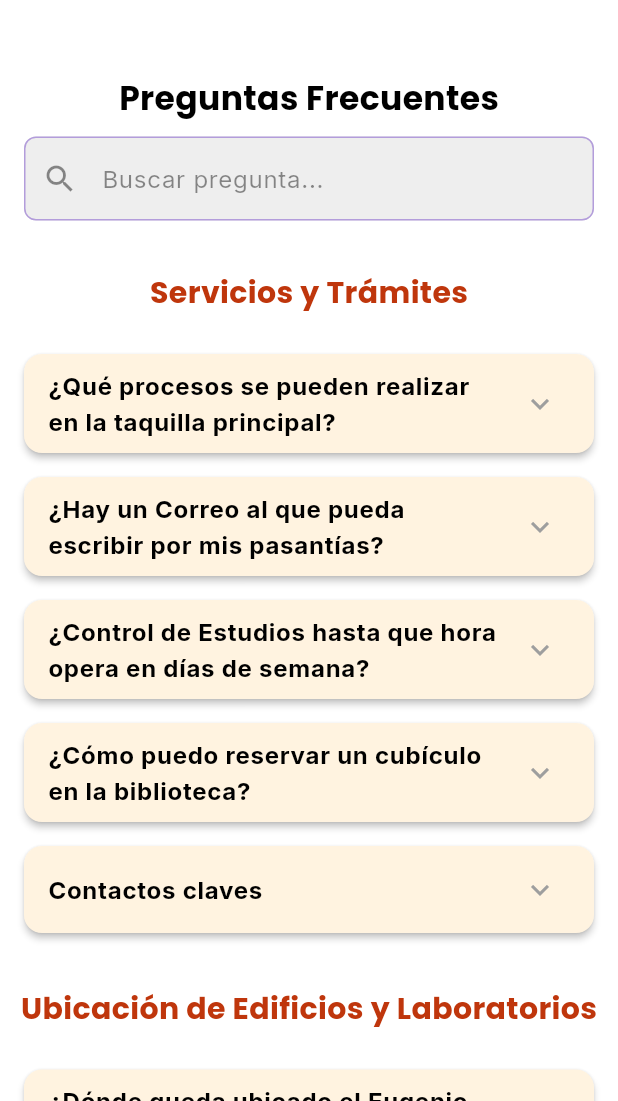
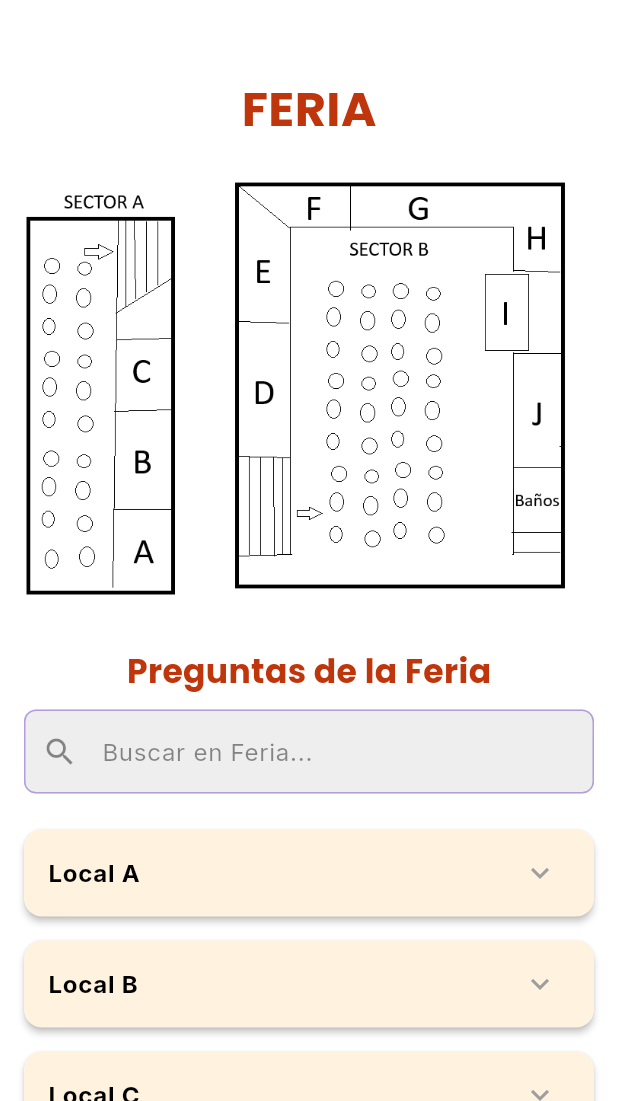
Before and after one commit to nicoplanas/umtrack_proyecto, a Flutter app: the InformationPage screen opened by its route, on a phone screen of 412 x 824 dp, the part 135-1236 px from its top. Run offline on Flutter 3.47's test engine with Material 3 defaults, Android fonts, the phone set to English and light mode, and no system bars; our stand-ins replace cloud_firestore, firebase_auth, firebase_core, google_fonts, google_sign_in, image_picker; accounts and stored records are empty.

Commit message:
se anade feria
se anade feria con todos sus locales, un mapa, una explicacion de cada una y un buscador

```diff
--- a/lib/features/Information/views/information_page.dart
+++ b/lib/features/Information/views/information_page.dart
@@ -1,9 +1,10 @@
 import 'package:flutter/material.dart';
 import 'package:google_fonts/google_fonts.dart';
+
 import '../../../core/widgets/footer.dart';
+import '../../../core/widgets/navbar.dart';
 import '../models/faq_item.dart';
 import '../widgets/faq_card.dart';
-import '../../../core/widgets/navbar.dart';
 
 class InformationPage extends StatefulWidget {
   const InformationPage({super.key});
@@ -13,10 +14,64 @@ class InformationPage extends StatefulWidget {
 }
 
 class _InformationPageState extends State<InformationPage> {
+  // Controladores de búsqueda
   final TextEditingController _searchController = TextEditingController();
-  late Map<String, List<FAQItem>> _categorizedFaqItems;
-  late Map<String, List<FAQItem>> _filteredCategorizedFaqItems;
+  final TextEditingController _searchFeriaController = TextEditingController();
 
+  // Datos de FAQs de la Feria
+  final List<FAQItem> _feriaFaqItems = [
+    FAQItem(
+      question: 'Local A',
+      answer: 'Nombre:Empanaditas, Horario: 7am a 5pm, Tipo de comida: empanadas y desayunos, Precios(dolares):empanadas 1,5/cafe 1/cachitos 2/jugos 2,5 ',
+    ),
+    FAQItem(
+      question: 'Local B',
+      answer: 'Nombre:PinchoPan ,Horario:10am a 6pm , Tipo de comida: Shawarmas y hamburguesas , Precios(dolares):Shawarmas 6/Hamburguesas 6/ Combo Shawarmma 11/ Combo Hamburguesas 11,5',
+    ),
+    FAQItem(
+      question: 'Local C',
+      answer: 'Nombre:Chip a Cookie ,Horario: 9:30am a 6pm , Tipo de comida: galletas , Precios(dolares): 3_galletas 4,5/6_galletas 7/12_galletas 12',
+    ),
+    FAQItem(
+      question: 'Local D',
+      answer: 'Nombre:PizzasUnimet ,Horario:11am a 7pm , Tipo de comida: Pizzas , Precios(dolares):Un Slice 3,5/Dos Slice 6,5/Pizza completa 16',
+    ),
+    FAQItem(
+      question: 'Local E',
+      answer: 'Nombre:UnimetTotal ,Horario:8am a 7:30pm , Tipo de comida: desayunos y almuerzos , Precios(dolares):empanadas 1,5/Hamburguesas 5,5/tequeños 4',
+    ),
+    FAQItem(
+      question: 'Local F',
+      answer: 'Nombre:PanUnimet ,Horario:8am a 5pm , Tipo de comida: Pasteleria , Precios(dolares):Cachitos 3,5/Panes 5/MiniLunch 5',
+    ),
+    FAQItem(
+      question: 'Local G',
+      answer: 'Nombre:Bowl ,Horario:10am a 7pm , Tipo de comida: Bowls de sushi/pollo/carne , Precios(dolares):Bowl pollo 7,5/Bowl carne 7,5/Bowl sushi(pescado) 8,5',
+    ),
+    FAQItem(
+      question: 'Local H',
+      answer: 'Nombre:EmpanadasUnimet ,Horario:7am a 4pm , Tipo de comida: empanadas , Precios(dolares):Empanada de queso 1,5/Empanada de carne 2,5/Empanada de pollo 2,5',
+    ),
+    FAQItem(
+      question: 'Local I',
+      answer: 'Nombre:Dey Donuts ,Horario: 10am a 6:30pm , Tipo de comida: donas , Precios(dolares):dona glaseada 2/dona rellena 3,5/ dona con chispas 3',
+    ),
+    FAQItem(
+      question: 'Local J',
+      answer: 'Nombre:PokeSushi ,Horario:10am a 6:30pm , Tipo de comida: Pokes y sushi , Precios(dolares):Poke pequeño 6/Poke mediano 8,5/Poke grande 12',
+    ),
+    FAQItem(
+      question: 'Baños',
+      answer: 'Los baños se situan debajo del local J, tanto para mujeres y hombres, esta abierto mientras la universidad este abierta',
+    ),
+    FAQItem(
+      question: 'Microondas',
+      answer: 'Los microondas se situan debajo de los baños, justo a su derecha, hay varios microondas que se pueden utilizar',
+    ),
+  ];
+  late List<FAQItem> _filteredFeriaFaqItems;
+
+  // FAQs generales categorizadas
   final Map<String, List<FAQItem>> _allCategorizedFaqItems = {
     'Servicios y Trámites': [
       FAQItem(
@@ -59,11 +114,7 @@ class _InformationPageState extends State<InformationPage> {
       ),
       FAQItem(
         question: '¿Dónde queda ubicado el Laboratorio de computacion?',
-        answer: 'La UNIMET cuenta con diversos laboratorios de computación distribuidos, siendo el Centro Mundo X un ejemplo de un espacio dedicado a la experimentación con tecnologías avanzadas. Algunos laboratorios especializados, como el Laboratorio de Neurociencias, que utiliza equipos de computación de alto desempeño, se encuentran adscritos a sus respectivos departamentos dentro del campus. En la imagen se ve un laboratorio de Metaverso',
-      ),
-      FAQItem(
-        question: 'Ubicaciones claves de la universidad',
-        answer: 'Se divide en edificios y laboratorios, teniendo el edificio Eugenio Mendoza, el A1 y el A2, y dos laboratorios muy importantes siendo estos el laboratorio de Quimica y de computacion',
+        answer: 'La UNIMET cuenta con diversos laboratorios de computación distribuidos, siendo el Centro Mundo X un ejemplo de un espacio dedicado a la experimentación con tecnologías avanzadas. Algunos laboratorios especializados, como el Laboratorio de Neurociencias, que utiliza equipos de computación de alto desempeño, se encuentran adscritos a sus respectivos departamentos dentro del campus.',
       ),
     ],
     'Servicios Generales': [
@@ -73,35 +124,54 @@ class _InformationPageState extends State<InformationPage> {
       ),
     ],
   };
+  late Map<String, List<FAQItem>> _filteredCategorizedFaqItems;
 
   @override
   void initState() {
     super.initState();
-    _categorizedFaqItems = _allCategorizedFaqItems;
-    _filteredCategorizedFaqItems = _categorizedFaqItems;
-    _searchController.addListener(_filterFaqItems);
-  }
 
-  void _filterFaqItems() {
-    final query = _normalize(_searchController.text.trim().toLowerCase());
-    setState(() {
-      _filteredCategorizedFaqItems = {};
-      _categorizedFaqItems.forEach((category, items) {
-        final filteredItems = items.where((item) {
-          final normalizedQuestion = _normalize(item.question.toLowerCase());
-          return normalizedQuestion.contains(query);
-        }).toList();
-        if (filteredItems.isNotEmpty) {
-          _filteredCategorizedFaqItems[category] = filteredItems;
-        }
+    // Inicializar filtros
+    _filteredFeriaFaqItems = _feriaFaqItems;
+    _filteredCategorizedFaqItems = _allCategorizedFaqItems;
+
+    // Listener de búsqueda Feria
+    _searchFeriaController.addListener(() {
+      final q = _normalize(_searchFeriaController.text.trim().toLowerCase());
+      setState(() {
+        _filteredFeriaFaqItems = _feriaFaqItems
+            .where((item) => _normalize(item.question.toLowerCase()).contains(q))
+            .toList();
+      });
+    });
+
+    // Listener de búsqueda FAQs generales
+    _searchController.addListener(() {
+      final q = _normalize(_searchController.text.trim().toLowerCase());
+      setState(() {
+        _filteredCategorizedFaqItems = {};
+        _allCategorizedFaqItems.forEach((category, items) {
+          final filtered = items
+              .where((item) => _normalize(item.question.toLowerCase()).contains(q))
+              .toList();
+          if (filtered.isNotEmpty) {
+            _filteredCategorizedFaqItems[category] = filtered;
+          }
+        });
       });
     });
   }
 
+  @override
+  void dispose() {
+    _searchController.dispose();
+    _searchFeriaController.dispose();
+    super.dispose();
+  }
+
   String _normalize(String input) {
-    final withDiacritics = 'áéíóúüñÁÉÍÓÚÜÑ';
-    final withoutDiacritics = 'aeiouunAEIOUUN';
-    for (int i = 0; i < withDiacritics.length; i++) {
+    const withDiacritics = 'áéíóúüñÁÉÍÓÚÜÑ';
+    const withoutDiacritics = 'aeiouunAEIOUUN';
+    for (var i = 0; i < withDiacritics.length; i++) {
       input = input.replaceAll(withDiacritics[i], withoutDiacritics[i]);
     }
     return input;
@@ -116,9 +186,79 @@ class _InformationPageState extends State<InformationPage> {
           children: [
             const Navbar(),
             const SizedBox(height: 30),
+
+            // Título Feria
+            Text(
+              'FERIA',
+              style: GoogleFonts.poppins(
+                fontSize: 32,
+                fontWeight: FontWeight.bold,
+                color: Colors.deepOrange.shade900,
+              ),
+            ),
+            const SizedBox(height: 12),
+
+            // Mapa de la feria
+            Image.asset(
+              'assets/mapaferia.png',
+              height: 300,
+              fit: BoxFit.contain,
+            ),
+            const SizedBox(height: 24),
+
+            // Buscador y FAQs de Feria
+            Text(
+              'Preguntas de la Feria',
+              style: GoogleFonts.poppins(
+                fontSize: 22,
+                fontWeight: FontWeight.bold,
+                color: Colors.deepOrange.shade900,
+              ),
+            ),
+            const SizedBox(height: 10),
+            Padding(
+              padding: const EdgeInsets.symmetric(horizontal: 16),
+              child: TextField(
+                controller: _searchFeriaController,
+                style: const TextStyle(color: Colors.black),
+                decoration: InputDecoration(
+                  hintText: 'Buscar en Feria...',
+                  hintStyle: const TextStyle(color: Colors.black45),
+                  prefixIcon: const Icon(Icons.search, color: Colors.black45),
+                  filled: true,
+                  fillColor: Colors.grey.shade200,
+                  enabledBorder: OutlineInputBorder(
+                    borderSide: BorderSide(color: Colors.deepPurple.shade200),
+                    borderRadius: BorderRadius.circular(8),
+                  ),
+                  focusedBorder: OutlineInputBorder(
+                    borderSide: BorderSide(color: Colors.deepPurple.shade400),
+                    borderRadius: BorderRadius.circular(8),
+                  ),
+                ),
+              ),
+            ),
+            const SizedBox(height: 16),
+            Column(
+              children: _filteredFeriaFaqItems
+                  .map((item) => FAQCard(
+                item: item,
+                backgroundColor: const Color(0xFFFFF3E0),
+                questionColor: Colors.black,
+                answerColor: Colors.black,
+              ))
+                  .toList(),
+            ),
+            const SizedBox(height: 24),
+
+            // Preguntas Frecuentes generales
             Text(
               'Preguntas Frecuentes',
-              style: GoogleFonts.poppins(fontSize: 22, fontWeight: FontWeight.bold, color: Colors.black),
+              style: GoogleFonts.poppins(
+                fontSize: 22,
+                fontWeight: FontWeight.bold,
+                color: Colors.black,
+              ),
             ),
             const SizedBox(height: 10),
             Padding(
@@ -176,6 +316,7 @@ class _InformationPageState extends State<InformationPage> {
                 );
               }).toList(),
             ),
+
             const SizedBox(height: 40),
             const Footer(),
           ],
--- a/pubspec.yaml
+++ b/pubspec.yaml
@@ -82,6 +82,7 @@ flutter:
     - assets/edifa2.png
     - assets/labquimica.png
     - assets/labcompu.png
+    - assets/mapaferia.png
 
   # An image asset can refer to one or more resolution-specific "variants", see
   # https://flutter.dev/to/resolution-aware-images
```
Also changed, not shown: assets/mapaferia.png (added), lib/features/Information/models/faq_item.dart (line endings or trailing spaces).
